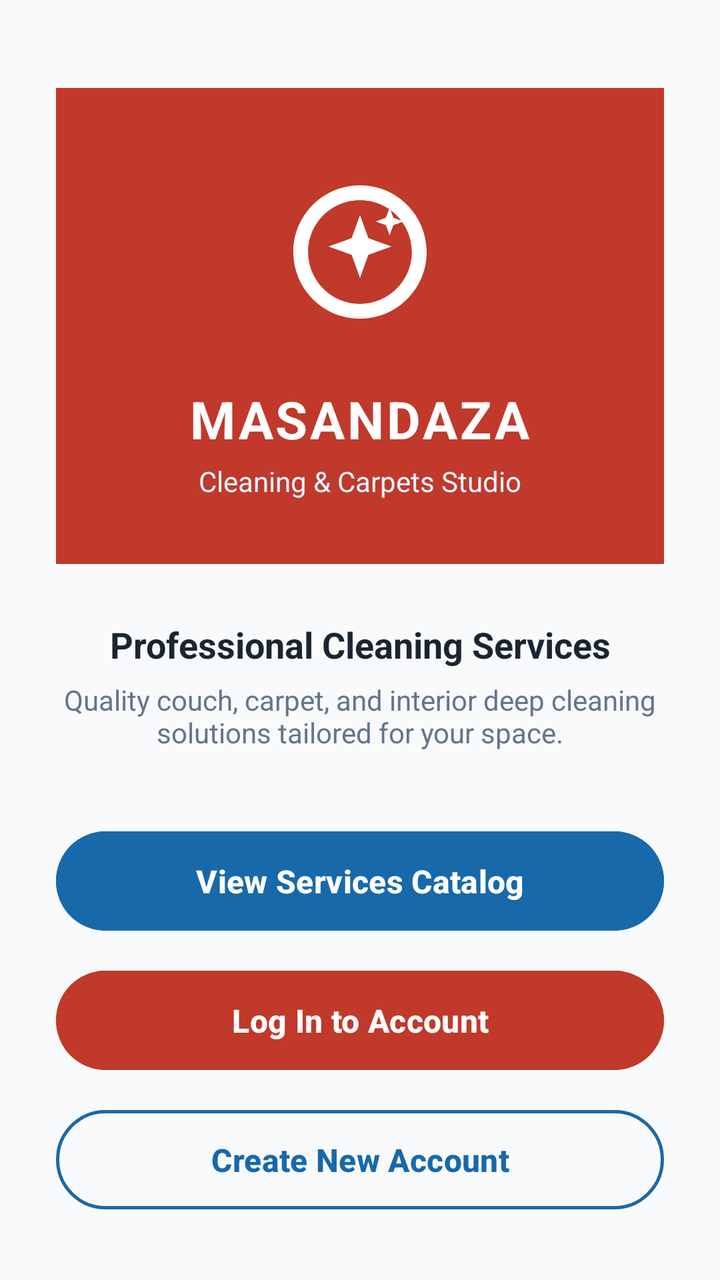
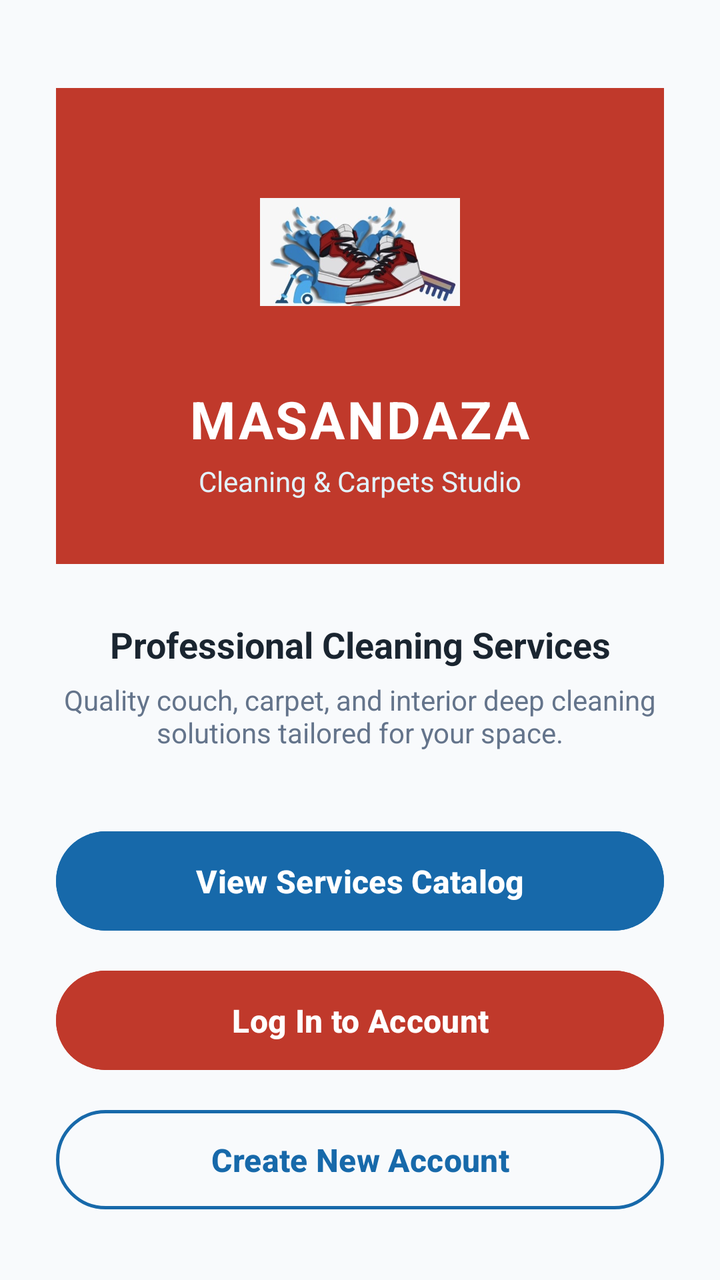

The first picture is an Android layout as it rendered before a commit; the second is the same layout after the commit. The layout source and the unified diff follow.
<!-- AndroidManifest.xml: application theme Theme.Masandaza -->
<!-- res/layout/activity_main.xml -->
<?xml version="1.0" encoding="utf-8"?>
<ScrollView xmlns:android="http://schemas.android.com/apk/res/android"
    xmlns:app="http://schemas.android.com/apk/res-auto"
    android:layout_width="match_parent"
    android:layout_height="match_parent"
    android:background="@color/brand_bg"
    android:fillViewport="true">

    <LinearLayout
        android:layout_width="match_parent"
        android:layout_height="wrap_content"
        android:orientation="vertical"
        android:gravity="center_horizontal"
        android:padding="28dp">

        
        <LinearLayout
            android:layout_width="match_parent"
            android:layout_height="wrap_content"
            android:orientation="vertical"
            android:gravity="center"
            android:background="@color/brand_crimson_red"
            android:padding="32dp"
            android:layout_marginTop="16dp"
            android:layout_marginBottom="28dp">

            
            <ImageView
                android:id="@+id/imgMainLogo"
                android:layout_width="100dp"
                android:layout_height="100dp"
                android:src="@drawable/logo"
                android:scaleType="fitCenter"
                android:layout_marginBottom="16dp"/>

            <TextView
                android:layout_width="wrap_content"
                android:layout_height="wrap_content"
                android:text="MASANDAZA"
                android:textColor="@color/white"
                android:textSize="26sp"
                android:textStyle="bold"
                android:letterSpacing="0.05"/>

            <TextView
                android:layout_width="wrap_content"
                android:layout_height="wrap_content"
                android:text="Cleaning &amp; Carpets Studio"
                android:textColor="@color/brand_light_blue"
                android:textSize="14sp"
                android:layout_marginTop="4dp"/>
        </LinearLayout>

        <TextView
            android:layout_width="wrap_content"
            android:layout_height="wrap_content"
            android:text="Professional Cleaning Services"
            android:textColor="@color/brand_dark_slate"
            android:textSize="18sp"
            android:textStyle="bold"
            android:gravity="center"
            android:layout_marginBottom="6dp"/>

        <TextView
            android:layout_width="wrap_content"
            android:layout_height="wrap_content"
            android:text="Quality couch, carpet, and interior deep cleaning solutions tailored for your space."
            android:textColor="#64748B"
            android:textSize="14sp"
            android:gravity="center"
            android:layout_marginBottom="36dp"/>

        <Button
            android:id="@+id/btnMainViewServices"
            android:layout_width="match_parent"
            android:layout_height="wrap_content"
            android:text="View Services Catalog"
            android:textColor="@color/white"
            android:backgroundTint="@color/brand_royal_blue"
            android:padding="14dp"
            android:textSize="16sp"
            android:textStyle="bold"
            android:layout_marginBottom="12dp"/>

        <Button
            android:id="@+id/btnMainLogin"
            android:layout_width="match_parent"
            android:layout_height="wrap_content"
            android:text="Log In to Account"
            android:textColor="@color/white"
            android:backgroundTint="@color/brand_crimson_red"
            android:padding="14dp"
            android:textSize="16sp"
            android:textStyle="bold"
            android:layout_marginBottom="12dp"/>

        <com.google.android.material.button.MaterialButton
            android:id="@+id/btnMainRegister"
            android:layout_width="match_parent"
            android:layout_height="wrap_content"
            android:text="Create New Account"
            style="?attr/materialButtonOutlinedStyle"
            app:strokeColor="@color/brand_royal_blue"
            app:strokeWidth="1.5dp"
            android:textColor="@color/brand_royal_blue"
            android:padding="14dp"
            android:textSize="16sp"
            android:textStyle="bold"/>

    </LinearLayout>
</ScrollView>
<!-- resources referenced by this layout -->
<resources>
  <color name="brand_bg">#F8FAFC</color>
  <color name="brand_crimson_red">#C0392B</color>
  <color name="brand_dark_slate">#1A2530</color>
  <color name="brand_light_blue">#E3F2FD</color>
  <color name="brand_royal_blue">#1769AA</color>
  <color name="white">#FFFFFF</color>
  <!-- drawable logo (drawable) -->
  <?xml version="1.0" encoding="utf-8"?>
  <vector xmlns:android="http://schemas.android.com/apk/res/android"
      android:width="108dp"
      android:height="108dp"
      android:viewportWidth="108"
      android:viewportHeight="108">
      <path
          android:fillColor="#FFFFFF"
          android:pathData="M54,18 C34.12,18 18,34.12 18,54 C18,73.88 34.12,90 54,90 C73.88,90 90,73.88 90,54 C90,34.12 73.88,18 54,18 Z M54,26 C69.46,26 82,38.54 82,54 C82,69.46 69.46,82 54,82 C38.54,82 26,69.46 26,54 C26,38.54 38.54,26 54,26 Z"/>
      <path
          android:fillColor="#FFFFFF"
          android:pathData="M54,34 L58.5,46.5 L71,51 L58.5,55.5 L54,68 L49.5,55.5 L37,51 L49.5,46.5 Z"/>
      <path
          android:fillColor="#FFFFFF"
          android:pathData="M70,30 L72,35.5 L77.5,37.5 L72,39.5 L70,45 L68,39.5 L62.5,37.5 L68,35.5 Z"/>
  </vector>
  <style name="Theme.Masandaza" parent="Base.Theme.Masandaza" />
  <style name="Base.Theme.Masandaza" parent="Theme.Material3.DayNight.NoActionBar">
          
          
      </style>
</resources>

<!-- the commit's change to res/layout/activity_main.xml (unified diff, before → after) -->
@@ -29,7 +29,7 @@
                 android:id="@+id/imgMainLogo"
                 android:layout_width="100dp"
                 android:layout_height="100dp"
-                android:src="@drawable/logo"
+                android:src="@drawable/img_logo"
                 android:scaleType="fitCenter"
                 android:layout_marginBottom="16dp"/>
 
<!-- resource entries referenced after the edit -->
@@ -6,23 +6,7 @@
   <color name="brand_light_blue">#E3F2FD</color>
   <color name="brand_royal_blue">#1769AA</color>
   <color name="white">#FFFFFF</color>
-  <!-- drawable logo (drawable) -->
-  <?xml version="1.0" encoding="utf-8"?>
-  <vector xmlns:android="http://schemas.android.com/apk/res/android"
-      android:width="108dp"
-      android:height="108dp"
-      android:viewportWidth="108"
-      android:viewportHeight="108">
-      <path
-          android:fillColor="#FFFFFF"
-          android:pathData="M54,18 C34.12,18 18,34.12 18,54 C18,73.88 34.12,90 54,90 C73.88,90 90,73.88 90,54 C90,34.12 73.88,18 54,18 Z M54,26 C69.46,26 82,38.54 82,54 C82,69.46 69.46,82 54,82 C38.54,82 26,69.46 26,54 C26,38.54 38.54,26 54,26 Z"/>
-      <path
-          android:fillColor="#FFFFFF"
-          android:pathData="M54,34 L58.5,46.5 L71,51 L58.5,55.5 L54,68 L49.5,55.5 L37,51 L49.5,46.5 Z"/>
-      <path
-          android:fillColor="#FFFFFF"
-          android:pathData="M70,30 L72,35.5 L77.5,37.5 L72,39.5 L70,45 L68,39.5 L62.5,37.5 L68,35.5 Z"/>
-  </vector>
+  <!-- drawable img_logo: jpeg bitmap (drawable, 31853 bytes) -->
   <style name="Theme.Masandaza" parent="Base.Theme.Masandaza" />
   <style name="Base.Theme.Masandaza" parent="Theme.Material3.DayNight.NoActionBar">
           
